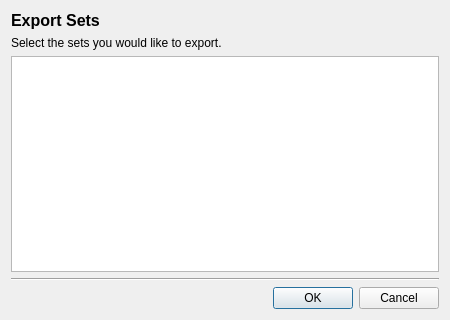
This is data/ui/exportSets.ui in stewartadam/fwbackups as Qt 5 draws it before an edit. The edited form follows.
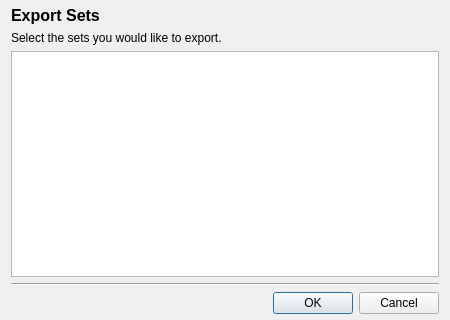
This is the edited form. Icons and pictures are not drawn.

What changed in the file:
```diff
--- a/data/ui/exportSets.ui
+++ b/data/ui/exportSets.ui
@@ -24,6 +24,12 @@
     <normaloff>:/program-icons/program-icons/document-save.png</normaloff>:/program-icons/program-icons/document-save.png</iconset>
   </property>
   <layout class="QVBoxLayout" name="verticalLayout">
+   <property name="topMargin">
+    <number>6</number>
+   </property>
+   <property name="bottomMargin">
+    <number>6</number>
+   </property>
    <item>
     <widget class="QLabel" name="label">
      <property name="font">
```
